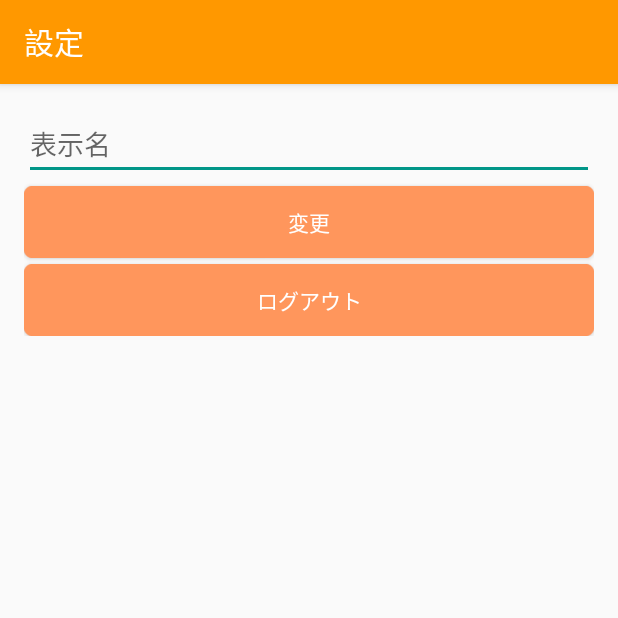
After one commit to tomohiro-isobe/QA_App, an Android app: the SettingActivity screen opened directly, with no data from a screen before it, on a phone screen of 412 x 824 dp, the top half of it. The commit adds this screen. Run offline under Robolectric (Android 15) with nearby library versions, the phone set to English and light mode, and no system bars; our stand-ins replace Firebase (no records; nobody signed in at launch, a user with empty details on screens opened directly).

Commit message:
setting_add

```diff
--- a/app/src/main/AndroidManifest.xml
+++ b/app/src/main/AndroidManifest.xml
@@ -19,7 +19,8 @@
                 <category android:name="android.intent.category.LAUNCHER" />
             </intent-filter>
         </activity>
-        <activity android:name=".LoginActivity"></activity>
+        <activity android:name=".LoginActivity" />
+        <activity android:name=".SettingActivity"></activity>
     </application>
 
 </manifest>
--- a/app/src/main/java/jp/techacademy/isobe/tomohiro/qa_app/MainActivity.java
+++ b/app/src/main/java/jp/techacademy/isobe/tomohiro/qa_app/MainActivity.java
@@ -64,13 +64,13 @@ public class MainActivity extends AppCompatActivity
 
     @Override
     public boolean onOptionsItemSelected(MenuItem item) {
-        // Handle action bar item clicks here. The action bar will
-        // automatically handle clicks on the Home/Up button, so long
-        // as you specify a parent activity in AndroidManifest.xml.
+
         int id = item.getItemId();
 
         //noinspection SimplifiableIfStatement
         if (id == R.id.action_settings) {
+            Intent intent = new Intent(getApplicationContext(), SettingActivity.class);
+            startActivity(intent);
             return true;
         }
 
--- /dev/null
+++ b/app/src/main/java/jp/techacademy/isobe/tomohiro/qa_app/SettingActivity.java
@@ -0,0 +1,87 @@
+package jp.techacademy.isobe.tomohiro.qa_app;
+
+import android.content.Context;
+import android.content.SharedPreferences;
+import android.preference.PreferenceManager;
+import android.support.design.widget.Snackbar;
+import android.support.v7.app.AppCompatActivity;
+import android.os.Bundle;
+import android.view.View;
+import android.view.inputmethod.InputMethodManager;
+import android.widget.Button;
+import android.widget.EditText;
+
+import com.google.firebase.auth.FirebaseAuth;
+import com.google.firebase.auth.FirebaseUser;
+import com.google.firebase.database.DatabaseReference;
+import com.google.firebase.database.FirebaseDatabase;
+
+import java.util.HashMap;
+import java.util.Map;
+
+public class SettingActivity extends AppCompatActivity {
+
+    DatabaseReference mDataBaseReference;
+    private EditText mNameText;
+
+    @Override
+    protected void onCreate(Bundle savedInstanceState) {
+        super.onCreate(savedInstanceState);
+        setContentView(R.layout.activity_setting);
+
+        // Preferenceから表示名を習得してEditTextに反映させる
+        SharedPreferences sp = PreferenceManager.getDefaultSharedPreferences(this);
+        String name = sp.getString(Const.NameKEY, "");
+        mNameText = (EditText) findViewById(R.id.nameText);
+        mNameText.setText(name);
+
+        mDataBaseReference = FirebaseDatabase.getInstance().getReference();
+
+        // UIの初期設定 名前変更ボタン
+        setTitle("設定");
+        Button changeButton = (Button) findViewById(R.id.changeButton);
+        changeButton.setOnClickListener(new View.OnClickListener() {
+            @Override
+            public void onClick(View v) {
+                // キーボードが出てたら閉じる
+                InputMethodManager im = (InputMethodManager)getSystemService(Context.INPUT_METHOD_SERVICE);
+                im.hideSoftInputFromWindow(v.getWindowToken(), InputMethodManager.HIDE_NOT_ALWAYS);
+
+                // ログイン済みのユーザーを取得する
+                FirebaseUser user = FirebaseAuth.getInstance().getCurrentUser();
+
+                if (user == null) {
+                    // ログインしていない場合は何もしない
+                    Snackbar.make(v, "ログインしていません", Snackbar.LENGTH_LONG).show();
+                    return;
+                }
+
+                // 変更した表示名をFirebaseに保存する
+                String name = mNameText.getText().toString();
+                DatabaseReference userRef = mDataBaseReference.child(Const.NameKEY).child(user.getUid());
+                Map<String, String> data = new HashMap<String, String>();
+                data.put("name", name);
+                userRef.setValue(data);
+
+                // 変更した表示名をPreferenceに保存する
+                SharedPreferences sp = PreferenceManager.getDefaultSharedPreferences(getApplicationContext());
+                SharedPreferences.Editor editor = sp.edit();
+                editor.putString(Const.NameKEY, name);
+                editor.commit();
+
+                Snackbar.make(v, "表示名を変更しました", Snackbar.LENGTH_LONG).show();
+            }
+        });
+
+        // ログアウトボタン
+        Button logoutButton = (Button) findViewById(R.id.logoutButton);
+        logoutButton.setOnClickListener(new View.OnClickListener() {
+            @Override
+            public void onClick(View v) {
+                FirebaseAuth.getInstance().signOut();
+                mNameText.setText("");
+                Snackbar.make(v, "ログアウトしました", Snackbar.LENGTH_LONG).show();
+            }
+        });
+    }
+}
--- /dev/null
+++ b/app/src/main/res/layout/activity_setting.xml
@@ -0,0 +1,37 @@
+<?xml version="1.0" encoding="utf-8"?>
+<LinearLayout xmlns:android="http://schemas.android.com/apk/res/android"
+    xmlns:tools="http://schemas.android.com/tools"
+    android:layout_width="match_parent"
+    android:layout_height="wrap_content"
+    android:orientation="vertical"
+    android:paddingBottom="16dp"
+    android:paddingLeft="16dp"
+    android:paddingRight="16dp"
+    android:paddingTop="16dp"
+    tools:context=".SettingActivity">
+
+    <EditText
+        android:id="@+id/nameText"
+        android:layout_width="match_parent"
+        android:layout_height="wrap_content"
+        android:hint="表示名"/>
+
+    <Button
+        android:id="@+id/changeButton"
+        android:layout_width="match_parent"
+        android:layout_height="wrap_content"
+        android:layout_marginTop="4dp"
+        android:background="@drawable/custom_button"
+        android:text="変更"
+        android:textColor="@color/colorButtonText"/>
+
+    <Button
+        android:id="@+id/logoutButton"
+        android:layout_width="match_parent"
+        android:layout_height="wrap_content"
+        android:layout_marginTop="4dp"
+        android:background="@drawable/custom_button"
+        android:text="ログアウト"
+        android:textColor="@color/colorButtonText"/>
+
+</LinearLayout>
--- a/app/src/main/res/menu/menu_main.xml
+++ b/app/src/main/res/menu/menu_main.xml
@@ -5,6 +5,6 @@
     <item
         android:id="@+id/action_settings"
         android:orderInCategory="100"
-        android:title="@string/action_settings"
+        android:title="設定"
         app:showAsAction="never" />
 </menu>
```
Also changed, not shown: app/build.gradle (line endings or trailing spaces).
